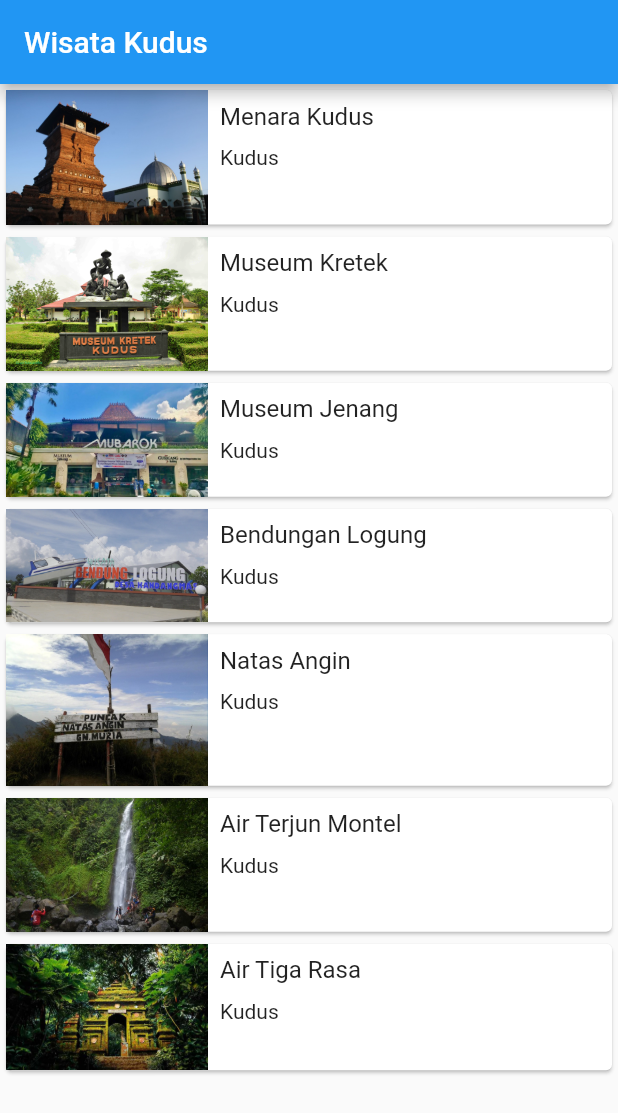
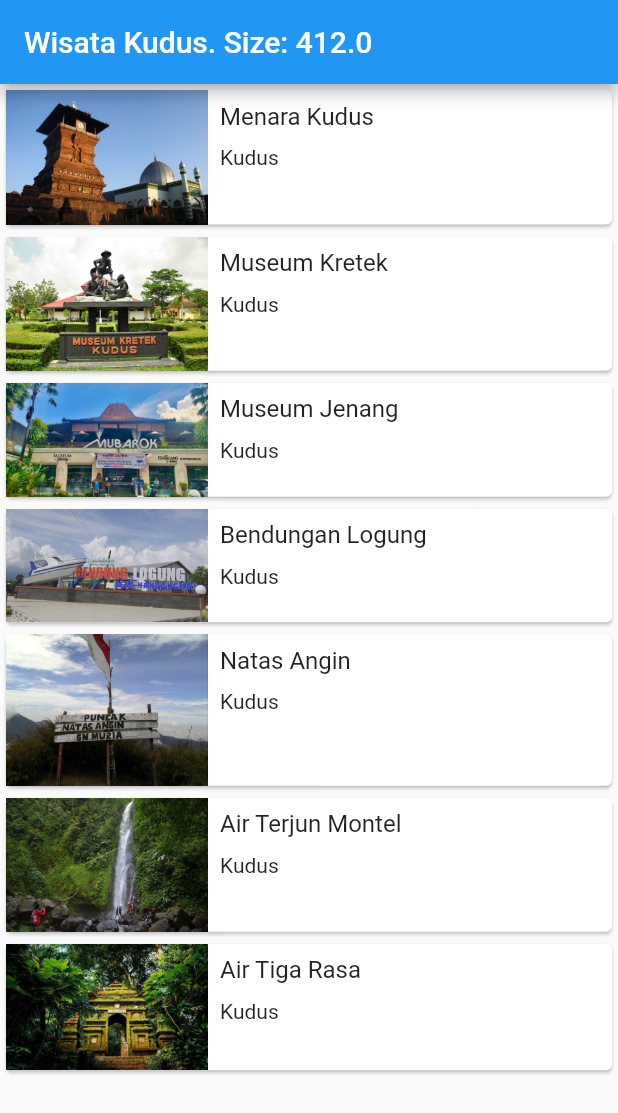
Before and after one commit to nandaarya/wisata_kudus, a Flutter app: the screen it shows after launch, on a phone screen of 412 x 824 dp. Shown: the top 1113 px of the screen. Run offline on Flutter 3.47's test engine with Material 2 defaults, Android fonts, the light colour scheme and no system bars.

Commit message:
(+) add width text to app bar in order to help build responsive visual

```diff
--- a/lib/main_screen.dart
+++ b/lib/main_screen.dart
@@ -7,7 +7,7 @@ class MainScreen extends StatelessWidget {
   Widget build(BuildContext context) {
     return Scaffold(
       appBar: AppBar(
-        title: Text('Wisata Kudus'),
+        title: Text('Wisata Kudus. Size: ${MediaQuery.of(context).size.width}'),
       ),
       body: ListView.builder(
         itemBuilder: (context, index) {
```
